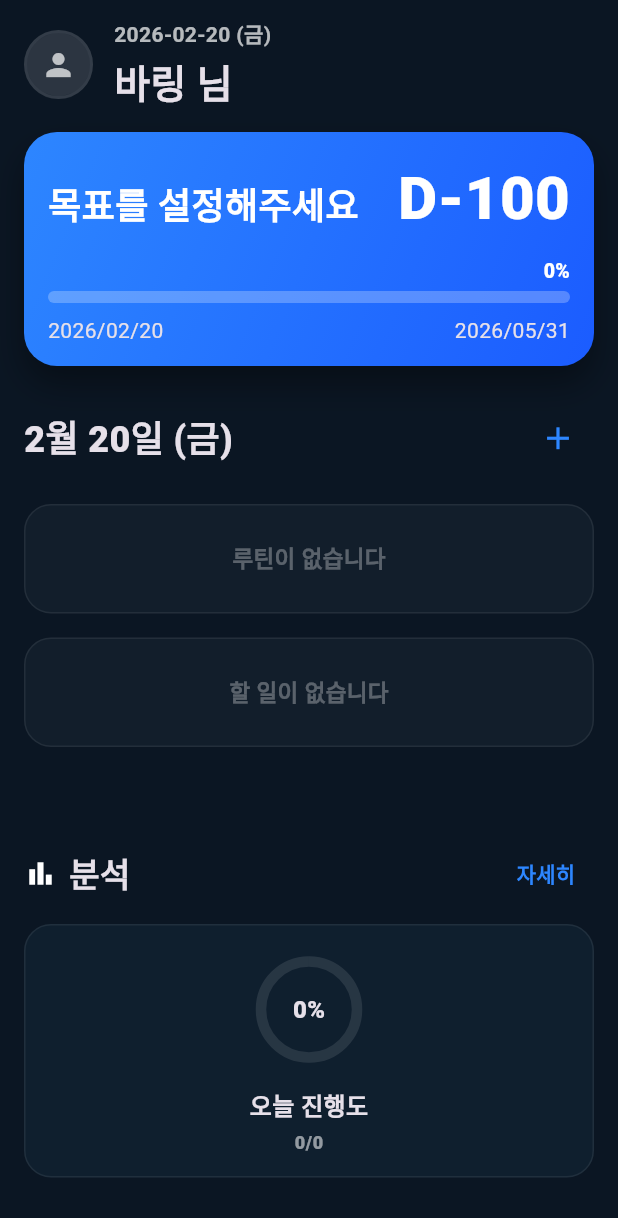
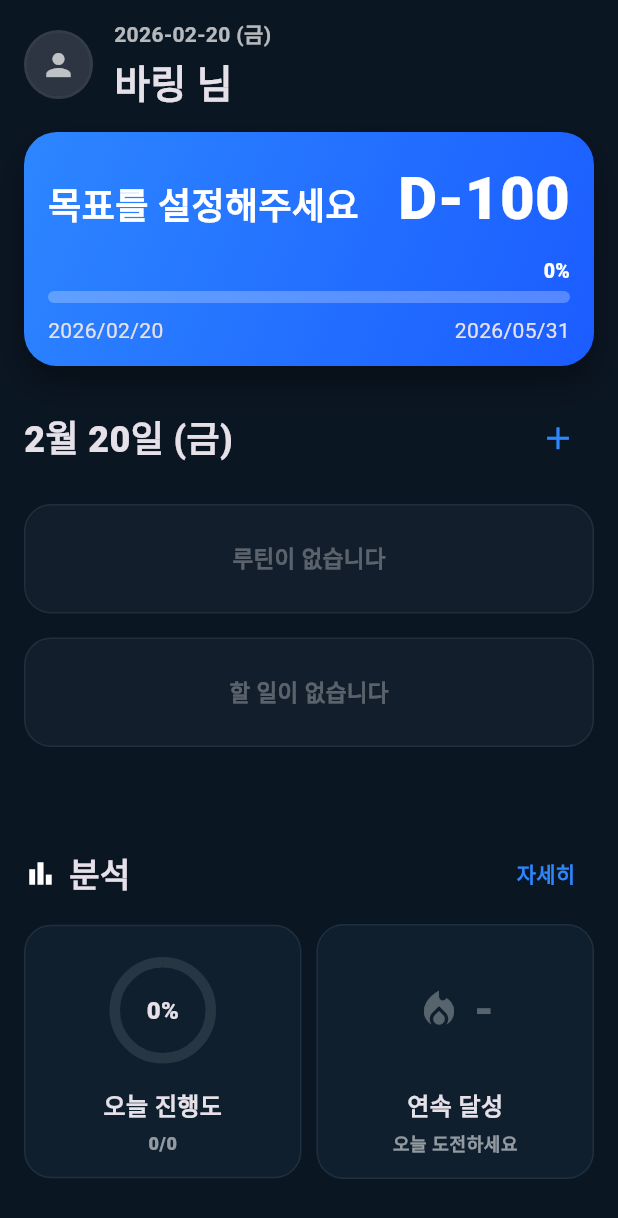
Before and after one commit to kizzong/baring_window, a Flutter app: the HomePage screen opened directly, on a phone screen of 412 x 824 dp. Shown: the top 1218 px of the screen. Run offline on Flutter 3.47's test engine with Material 3 defaults, Android fonts, the light colour scheme and no system bars; our stand-ins replace flutter_local_notifications, hive, hive_flutter, image_cropper, image_picker, smooth_page_indicator and 2 more; missing offline and left inert: home_widget; accounts and stored records are empty.

Commit message:
홈 페이지 분석 기능 추가, 라이트모드- 시간, 달력 글자 검은색으로  수정

```diff
--- a/lib/pages/home_page.dart
+++ b/lib/pages/home_page.dart
@@ -183,6 +183,52 @@ class _HomePageState extends State<HomePage>
     final list = data[_todayKey];
     if (list == null) return [];
     return (list as List).map((e) => Map<String, dynamic>.from(e)).toList();
+  }
+
+  int _currentStreak() {
+    final now = DateTime.now();
+    final today = DateTime(now.year, now.month, now.day);
+    int streak = 0;
+
+    for (int i = 0; i < 365; i++) {
+      final d = today.subtract(Duration(days: i));
+      final key = DateFormat('yyyy-MM-dd').format(d);
+      final weekday = d.weekday;
+
+      // 해당 날짜 할일
+      final rawTodos = baringBox.get('todos');
+      final todosMap = rawTodos != null ? Map.from(rawTodos) : {};
+      final todoList = todosMap[key] != null
+          ? (todosMap[key] as List).map((e) => Map<String, dynamic>.from(e)).toList()
+          : <Map<String, dynamic>>[];
+
+      // 해당 날짜 루틴
+      final rawRoutines = baringBox.get('routines');
+      final allRoutines = rawRoutines != null
+          ? (rawRoutines as List).map((e) => Map<String, dynamic>.from(e)).toList()
+          : <Map<String, dynamic>>[];
+      final dayRoutines = allRoutines.where((r) {
+        if (r['type'] == 'daily') return true;
+        if (r['type'] == 'weekly') return List<int>.from(r['days'] ?? []).contains(weekday);
+        return false;
+      }).toList();
+
+      final total = todoList.length + dayRoutines.length;
+      if (total == 0) continue; // 할일/루틴 없는 날은 스킵
+
+      final completedTodos = todoList.where((t) => t['done'] == true).length;
+      final completedRoutines = dayRoutines.where((r) {
+        final comp = Map<String, dynamic>.from(r['completions'] ?? {});
+        return comp[key] == true;
+      }).length;
+
+      if (completedTodos + completedRoutines == total) {
+        streak++;
+      } else {
+        break;
+      }
+    }
+    return streak;
   }
 
   void _scheduleNotificationForTodo(int index, Map<String, dynamic> todo) {
@@ -993,7 +1039,7 @@ class _HomePageState extends State<HomePage>
                       locale: const Locale('ko', 'KR'),
                       delegates: const [GlobalCupertinoLocalizations.delegate, GlobalMaterialLocalizations.delegate, GlobalWidgetsLocalizations.delegate],
                       child: CupertinoTheme(
-                        data: CupertinoThemeData(brightness: Brightness.dark, textTheme: CupertinoTextThemeData(dateTimePickerTextStyle: TextStyle(color: Colors.white, fontSize: 22))),
+                        data: CupertinoThemeData(brightness: c.brightness, textTheme: CupertinoTextThemeData(dateTimePickerTextStyle: TextStyle(color: c.textPrimary, fontSize: 22))),
                         child: CupertinoDatePicker(mode: CupertinoDatePickerMode.time, initialDateTime: tempTime, use24hFormat: false, onDateTimeChanged: (dt) => tempTime = dt),
                       ),
                     ),
@@ -1568,6 +1614,7 @@ class _HomePageState extends State<HomePage>
                   final data = _todayCompletion();
                   final total = data['total']!;
                   final completed = data['completed']!;
+                  final streak = _currentStreak();
                   return Row(
                     children: [
                       Expanded(
@@ -1658,6 +1705,68 @@ class _HomePageState extends State<HomePage>
                           ),
                         ),
                       ),
+                      const SizedBox(width: 10),
+                      Expanded(
+                        child: Container(
+                          padding: const EdgeInsets.all(14),
+                          decoration: BoxDecoration(
+                            color: c.analysisBg,
+                            borderRadius: BorderRadius.circular(18),
+                            border: Border.all(
+                              color: c.borderColor,
+                            ),
+                          ),
+                          child: Center(
+                            child: Column(
+                              children: [
+                                const SizedBox(height: 10),
+                                SizedBox(
+                                  height: 64,
+                                  child: Center(
+                                    child: Row(
+                                      mainAxisSize: MainAxisSize.min,
+                                      children: [
+                                        Icon(
+                                          Icons.local_fire_department,
+                                          size: 30,
+                                          color: streak > 0 ? const Color(0xFFF97316) : c.textPrimary.withOpacity(0.3),
+                                        ),
+                                        const SizedBox(width: 8),
+                                        Text(
+                                          streak > 0 ? "$streak일" : "-",
+                                          style: TextStyle(
+                                            fontWeight: FontWeight.w900,
+                                            fontSize: 30,
+                                            color: streak > 0 ? const Color(0xFFF59E0B) : c.textPrimary.withOpacity(0.3),
+                                          ),
+                                        ),
+                                      ],
+                                    ),
+                                  ),
+                                ),
+                                const SizedBox(height: 20),
+                                const Text(
+                                  "연속 달성",
+                                  style: TextStyle(
+                                    fontWeight: FontWeight.w900,
+                                    fontSize: 16,
+                                  ),
+                                ),
+                                const SizedBox(height: 4),
+                                Text(
+                                  streak > 0 ? "연속 달성 중!" : "오늘 도전하세요",
+                                  style: TextStyle(
+                                    color: c.textPrimary.withOpacity(0.55),
+                                    fontWeight: FontWeight.w800,
+                                    fontSize: 12,
+                                    letterSpacing: 0.4,
+                                  ),
+                                ),
+                              ],
+                            ),
+                          ),
+                        ),
+                      ),
                     ],
                   );
                 },
--- a/lib/pages/profile_page.dart
+++ b/lib/pages/profile_page.dart
@@ -663,11 +663,11 @@ class _ProfilePageState extends State<ProfilePage> with WidgetsBindingObserver {
               SizedBox(
                 height: 220,
                 child: CupertinoTheme(
-                  data: const CupertinoThemeData(
-                    brightness: Brightness.dark,
+                  data: CupertinoThemeData(
+                    brightness: c.brightness,
                     textTheme: CupertinoTextThemeData(
                       dateTimePickerTextStyle: TextStyle(
-                        color: Colors.white,
+                        color: c.textPrimary,
                         fontSize: 22,
                       ),
                     ),
--- a/lib/pages/todo_page.dart
+++ b/lib/pages/todo_page.dart
@@ -1593,11 +1593,11 @@ class _TodoPageState extends State<TodoPage> {
                         GlobalWidgetsLocalizations.delegate,
                       ],
                       child: CupertinoTheme(
-                        data: const CupertinoThemeData(
-                          brightness: Brightness.dark,
+                        data: CupertinoThemeData(
+                          brightness: c.brightness,
                           textTheme: CupertinoTextThemeData(
                             dateTimePickerTextStyle: TextStyle(
-                              color: Colors.white,
+                              color: c.textPrimary,
                               fontSize: 22,
                             ),
                           ),
@@ -1854,7 +1854,7 @@ class _TodoPageState extends State<TodoPage> {
                   style: TextStyle(
                     fontSize: 10,
                     fontWeight: FontWeight.w600,
-                    color: item.color,
+                    color: c.brightness == Brightness.light ? c.textPrimary : item.color,
                     height: 1.2,
                   ),
                 ),
@@ -1866,7 +1866,7 @@ class _TodoPageState extends State<TodoPage> {
                         style: TextStyle(
                           fontSize: 8,
                           fontWeight: FontWeight.w500,
-                          color: item.color.withOpacity(0.7),
+                          color: c.brightness == Brightness.light ? c.textPrimary.withOpacity(0.7) : item.color.withOpacity(0.7),
                           height: 1.2,
                         ),
                       ),
@@ -1875,7 +1875,7 @@ class _TodoPageState extends State<TodoPage> {
                         Icon(
                           Icons.notifications_active_outlined,
                           size: 8,
-                          color: item.color.withOpacity(0.7),
+                          color: c.brightness == Brightness.light ? c.textPrimary.withOpacity(0.7) : item.color.withOpacity(0.7),
                         ),
                       ],
                     ],
--- a/lib/theme/app_colors.dart
+++ b/lib/theme/app_colors.dart
@@ -60,7 +60,7 @@ class AppColors extends ThemeExtension<AppColors> {
     inputBg: Color(0xFFF5F5F5),
     chipBg: Color(0xFFE8F0FE),
     analysisBg: Color(0xFFF0F4F8),
-    brightness: Brightness.dark, // kept dark for CupertinoDatePicker compatibility
+    brightness: Brightness.light,
   );
 
   @override
```
